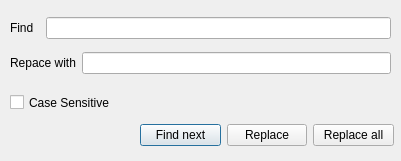
CsoundQt/CsoundQt, file src/findreplace.ui: the form before one commit.
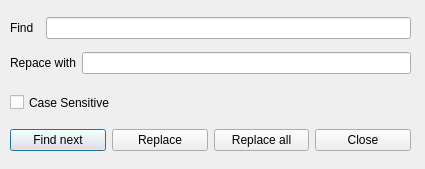
The form after the commit.

Commit message: Fixed building on OS X (added libsndfile) Added close button to Find and replace dialog Added several QMutex mutexes to try to fix OS X problems. Not working yet....

Diff of the .ui file:
```diff
--- a/src/findreplace.ui
+++ b/src/findreplace.ui
@@ -5,8 +5,8 @@
    <rect>
     <x>0</x>
     <y>0</y>
-    <width>401</width>
-    <height>161</height>
+    <width>425</width>
+    <height>169</height>
    </rect>
   </property>
   <property name="windowTitle" >
@@ -33,7 +33,7 @@
     <rect>
      <x>10</x>
      <y>10</y>
-     <width>381</width>
+     <width>401</width>
      <height>71</height>
     </rect>
    </property>
@@ -63,10 +63,10 @@
   <widget class="QWidget" name="layoutWidget" >
    <property name="geometry" >
     <rect>
-     <x>140</x>
+     <x>10</x>
      <y>120</y>
-     <width>254</width>
-     <height>31</height>
+     <width>401</width>
+     <height>41</height>
     </rect>
    </property>
    <layout class="QHBoxLayout" >
@@ -91,6 +91,13 @@
       </property>
      </widget>
     </item>
+    <item>
+     <widget class="QPushButton" name="closePushButton" >
+      <property name="text" >
+       <string>Close</string>
+      </property>
+     </widget>
+    </item>
    </layout>
   </widget>
  </widget>
```
Left out of the diff: 3 changed lines with no effect on the pictures. The commit also changes 8 other files.
